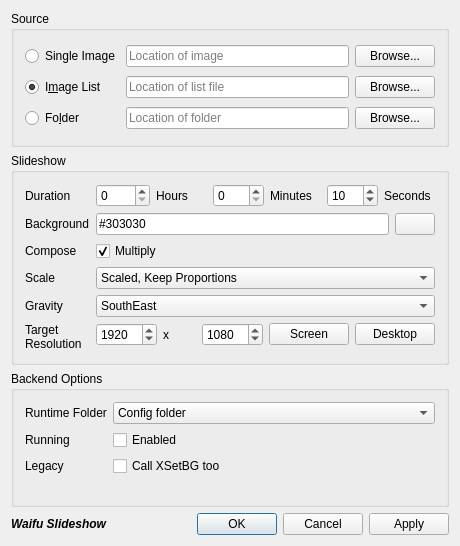
Above: mainwindow.ui from Spencerx/qt314wall before the change. Below: the same form after it.
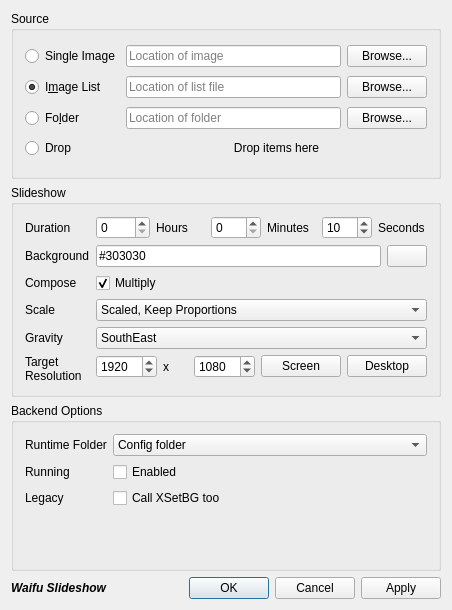
That is the form after the change. Icons and pictures are not drawn.

Diff of the .ui file:
```diff
--- a/mainwindow.ui
+++ b/mainwindow.ui
@@ -6,8 +6,8 @@
    <rect>
     <x>0</x>
     <y>0</y>
-    <width>460</width>
-    <height>546</height>
+    <width>452</width>
+    <height>610</height>
    </rect>
   </property>
   <property name="sizePolicy">
@@ -108,6 +108,26 @@
         </item>
        </layout>
       </item>
+      <item row="3" column="0">
+       <widget class="QRadioButton" name="sourceDrop">
+        <property name="text">
+         <string>Drop</string>
+        </property>
+       </widget>
+      </item>
+      <item row="3" column="1">
+       <widget class="QLabel" name="label">
+        <property name="acceptDrops">
+         <bool>true</bool>
+        </property>
+        <property name="text">
+         <string>Drop items here</string>
+        </property>
+        <property name="alignment">
+         <set>Qt::AlignCenter</set>
+        </property>
+       </widget>
+      </item>
      </layout>
     </widget>
    </item>
```
Left out of the diff: 3 changed lines with no effect on the pictures.
